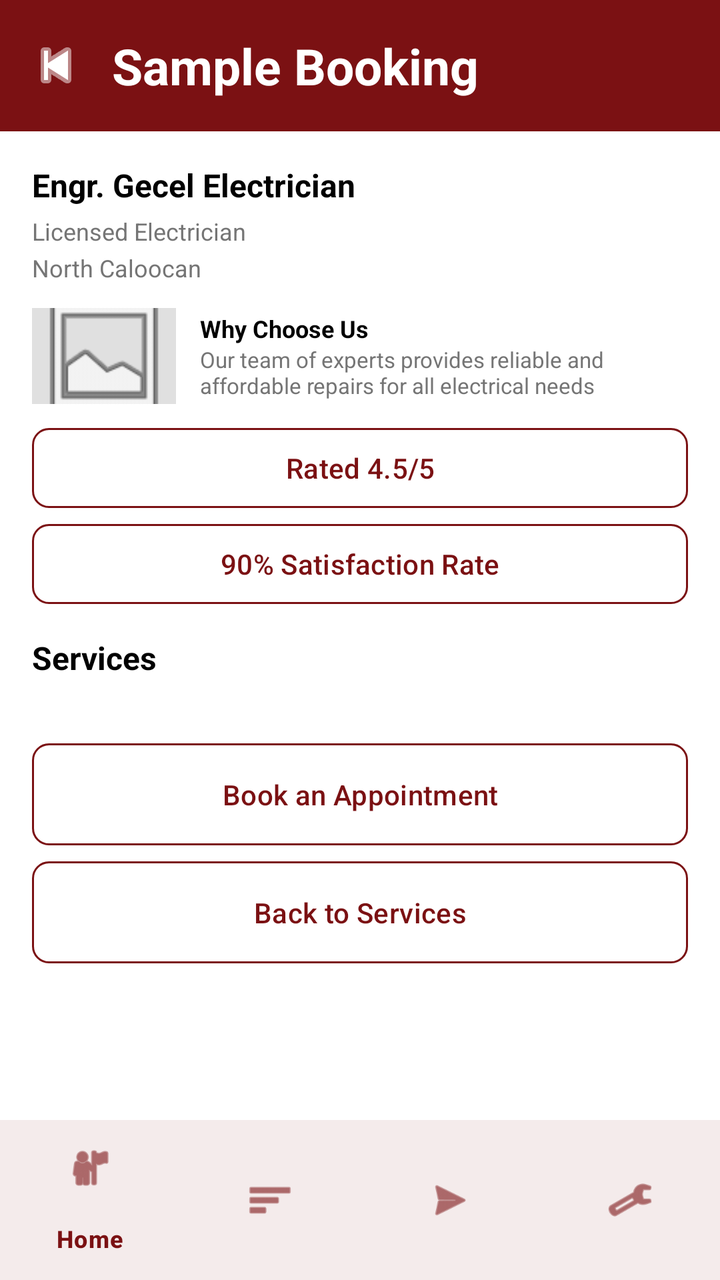
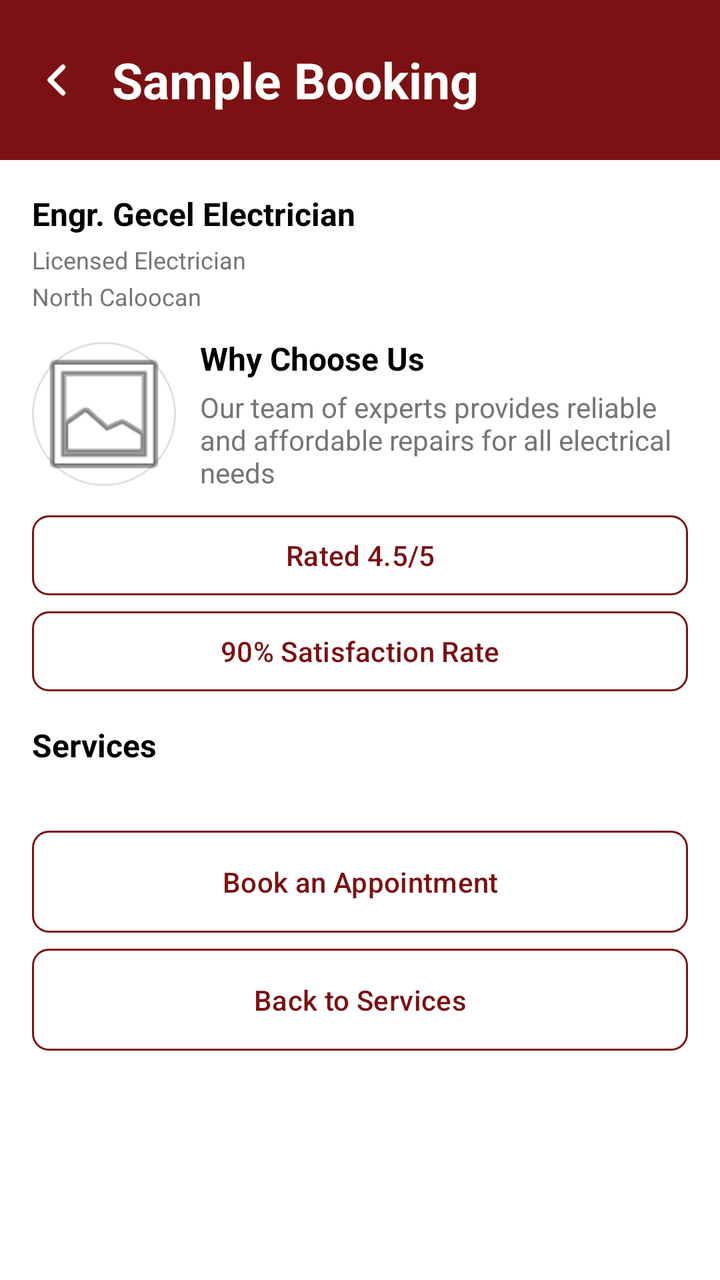

Compare the two renders of this Android layout. The source of the first and the diff that turns it into the second are given below.
<!-- AndroidManifest.xml: application theme Theme.FixItFinderApp -->
<!-- res/layout/activity_booking.xml -->
<?xml version="1.0" encoding="utf-8"?>
<androidx.coordinatorlayout.widget.CoordinatorLayout
    xmlns:android="http://schemas.android.com/apk/res/android"
    xmlns:app="http://schemas.android.com/apk/res-auto"
    android:layout_width="match_parent"
    android:layout_height="match_parent"
    android:background="@color/white">

    <androidx.core.widget.NestedScrollView
        android:layout_width="match_parent"
        android:layout_height="match_parent"
        android:fillViewport="true">

        <androidx.constraintlayout.widget.ConstraintLayout
            android:layout_width="match_parent"
            android:layout_height="wrap_content">

            
            <LinearLayout
                android:id="@+id/headerLayout"
                android:layout_width="match_parent"
                android:layout_height="wrap_content"
                android:orientation="horizontal"
                android:background="@color/color_primary"
                android:padding="16dp"
                android:gravity="center_vertical"
                app:layout_constraintTop_toTopOf="parent"
                app:layout_constraintStart_toStartOf="parent"
                app:layout_constraintEnd_toEndOf="parent">

                <ImageButton
                    android:id="@+id/btnBack"
                    android:layout_width="24dp"
                    android:layout_height="24dp"
                    android:src="@android:drawable/ic_media_previous"
                    android:tint="@color/white"
                    android:padding="4dp"
                    android:background="?attr/selectableItemBackgroundBorderless"
                    android:contentDescription="Back"
                    android:layout_marginEnd="16dp" />

                <TextView
                    android:id="@+id/tvHeaderTitle"
                    android:layout_width="0dp"
                    android:layout_height="wrap_content"
                    android:layout_weight="1"
                    android:text="Sample Booking"
                    android:textSize="25sp"
                    android:textStyle="bold"
                    android:textColor="@color/white" />
            </LinearLayout>

            
            <TextView
                android:id="@+id/tvProviderName"
                android:layout_width="0dp"
                android:layout_height="wrap_content"
                android:text="Engr. Gecel Electrician"
                android:textSize="16sp"
                android:textStyle="bold"
                android:textColor="@android:color/black"
                android:layout_marginStart="16dp"
                android:layout_marginTop="16dp"
                app:layout_constraintTop_toBottomOf="@+id/headerLayout"
                app:layout_constraintStart_toStartOf="parent"
                app:layout_constraintEnd_toEndOf="parent" />

            <TextView
                android:id="@+id/tvProviderSubtitle"
                android:layout_width="0dp"
                android:layout_height="wrap_content"
                android:text="Licensed Electrician"
                android:textSize="12sp"
                android:textColor="#757575"
                android:layout_marginStart="16dp"
                android:layout_marginTop="4dp"
                app:layout_constraintTop_toBottomOf="@+id/tvProviderName"
                app:layout_constraintStart_toStartOf="parent"
                app:layout_constraintEnd_toEndOf="parent" />

            <TextView
                android:id="@+id/tvProviderLocation"
                android:layout_width="0dp"
                android:layout_height="wrap_content"
                android:text="North Caloocan"
                android:textSize="12sp"
                android:textColor="#757575"
                android:layout_marginStart="16dp"
                android:layout_marginTop="2dp"
                app:layout_constraintTop_toBottomOf="@+id/tvProviderSubtitle"
                app:layout_constraintStart_toStartOf="parent"
                app:layout_constraintEnd_toEndOf="parent" />

            
            <LinearLayout
                android:id="@+id/layoutWhy"
                android:layout_width="0dp"
                android:layout_height="wrap_content"
                android:layout_marginTop="12dp"
                android:layout_marginStart="16dp"
                android:layout_marginEnd="16dp"
                android:orientation="horizontal"
                android:gravity="center_vertical"
                app:layout_constraintTop_toBottomOf="@+id/tvProviderLocation"
                app:layout_constraintStart_toStartOf="parent"
                app:layout_constraintEnd_toEndOf="parent">

                <ImageView
                    android:layout_width="72dp"
                    android:layout_height="48dp"
                    android:scaleType="centerCrop"
                    android:contentDescription="Why Choose Us"
                    android:src="@android:drawable/ic_menu_gallery"
                    android:background="#E0E0E0" />

                <LinearLayout
                    android:layout_width="0dp"
                    android:layout_height="wrap_content"
                    android:layout_marginStart="12dp"
                    android:layout_weight="1"
                    android:orientation="vertical">

                    <TextView
                        android:layout_width="wrap_content"
                        android:layout_height="wrap_content"
                        android:text="Why Choose Us"
                        android:textStyle="bold"
                        android:textSize="12sp"
                        android:textColor="@android:color/black" />

                    <TextView
                        android:layout_width="wrap_content"
                        android:layout_height="wrap_content"
                        android:text="Our team of experts provides reliable and affordable repairs for all electrical needs"
                        android:textSize="11sp"
                        android:textColor="#757575" />
                </LinearLayout>
            </LinearLayout>

            <Button
                android:id="@+id/btnRating"
                android:layout_width="0dp"
                android:layout_height="40dp"
                android:layout_marginTop="12dp"
                android:layout_marginStart="16dp"
                android:layout_marginEnd="16dp"
                android:text="Rated 4.5/5"
                android:textColor="@color/color_primary"
                android:background="@drawable/button_outline_red"
                app:layout_constraintTop_toBottomOf="@+id/layoutWhy"
                app:layout_constraintStart_toStartOf="parent"
                app:layout_constraintEnd_toEndOf="parent" />

            <Button
                android:id="@+id/btnSatisfaction"
                android:layout_width="0dp"
                android:layout_height="40dp"
                android:layout_marginTop="8dp"
                android:layout_marginStart="16dp"
                android:layout_marginEnd="16dp"
                android:text="90% Satisfaction Rate"
                android:textColor="@color/color_primary"
                android:background="@drawable/button_outline_red"
                app:layout_constraintTop_toBottomOf="@+id/btnRating"
                app:layout_constraintStart_toStartOf="parent"
                app:layout_constraintEnd_toEndOf="parent" />

            <TextView
                android:id="@+id/tvServicesTitle"
                android:layout_width="wrap_content"
                android:layout_height="wrap_content"
                android:text="Services"
                android:textSize="16sp"
                android:textStyle="bold"
                android:textColor="@android:color/black"
                android:layout_marginTop="16dp"
                android:layout_marginStart="16dp"
                app:layout_constraintTop_toBottomOf="@+id/btnSatisfaction"
                app:layout_constraintStart_toStartOf="parent" />

            <androidx.recyclerview.widget.RecyclerView
                android:id="@+id/recyclerProviderServices"
                android:layout_width="0dp"
                android:layout_height="wrap_content"
                android:layout_marginTop="8dp"
                android:layout_marginStart="16dp"
                android:layout_marginEnd="16dp"
                android:clipToPadding="false"
                android:paddingBottom="8dp"
                app:layout_constraintTop_toBottomOf="@+id/tvServicesTitle"
                app:layout_constraintStart_toStartOf="parent"
                app:layout_constraintEnd_toEndOf="parent" />

            <TextView
                android:id="@+id/tvServicesEmpty"
                android:layout_width="0dp"
                android:layout_height="wrap_content"
                android:text="No services listed yet."
                android:textColor="#757575"
                android:textSize="12sp"
                android:layout_marginTop="6dp"
                android:layout_marginStart="16dp"
                android:layout_marginEnd="16dp"
                android:visibility="gone"
                app:layout_constraintTop_toBottomOf="@+id/recyclerProviderServices"
                app:layout_constraintStart_toStartOf="parent"
                app:layout_constraintEnd_toEndOf="parent" />

            
            <Button
                android:id="@+id/btnBookAppointment"
                android:layout_width="0dp"
                android:layout_height="wrap_content"
                android:text="Book an Appointment"
                android:textColor="@color/color_primary"
                android:background="@drawable/button_outline_red"
                android:padding="12dp"
                android:layout_marginTop="16dp"
                android:layout_marginStart="16dp"
                android:layout_marginEnd="16dp"
                app:layout_constraintTop_toBottomOf="@+id/tvServicesEmpty"
                app:layout_constraintStart_toStartOf="parent"
                app:layout_constraintEnd_toEndOf="parent" />

            <Button
                android:id="@+id/btnBackToServices"
                android:layout_width="0dp"
                android:layout_height="wrap_content"
                android:text="Back to Services"
                android:textColor="@color/color_primary"
                android:background="@drawable/button_outline_red"
                android:padding="12dp"
                android:layout_marginTop="8dp"
                android:layout_marginStart="16dp"
                android:layout_marginEnd="16dp"
                android:layout_marginBottom="80dp"
                app:layout_constraintTop_toBottomOf="@+id/btnBookAppointment"
                app:layout_constraintStart_toStartOf="parent"
                app:layout_constraintEnd_toEndOf="parent" />

        </androidx.constraintlayout.widget.ConstraintLayout>
    </androidx.core.widget.NestedScrollView>

    
    <com.google.android.material.bottomnavigation.BottomNavigationView
        android:id="@+id/bottomNavigation"
        android:layout_width="match_parent"
        android:layout_height="wrap_content"
        android:layout_gravity="bottom"
        android:background="@color/white"
        app:itemTextColor="@color/color_primary"
        app:itemIconTint="@color/color_primary"
        app:menu="@menu/bottom_navigation" />

</androidx.coordinatorlayout.widget.CoordinatorLayout>
<!-- resources referenced by this layout -->
<resources>
  <color name="color_primary">#7B1113</color>
  <color name="white">#FFFFFFFF</color>
  <!-- drawable button_outline_red (drawable) -->
  <?xml version="1.0" encoding="utf-8"?>
  <shape xmlns:android="http://schemas.android.com/apk/res/android"
      android:shape="rectangle">
      <solid android:color="@android:color/transparent" />
      <stroke
          android:width="1dp"
          android:color="@color/color_primary" />
      <corners android:radius="8dp" />
      <padding
          android:left="16dp"
          android:top="8dp"
          android:right="16dp"
          android:bottom="8dp" />
  </shape>
  <style name="Theme.FixItFinderApp" parent="Base.Theme.FixItFinderApp" />
  <style name="Base.Theme.FixItFinderApp" parent="Theme.Material3.DayNight.NoActionBar">
          <item name="colorPrimary">@color/color_primary</item>
          <item name="colorSecondary">@color/color_secondary</item>
          <item name="colorSurface">@color/color_background</item>
          <item name="colorOnSurface">@color/color_text_dark</item>
          <item name="colorPrimaryContainer">@color/color_primary</item>
          <item name="colorOnPrimary">@color/color_background</item>
      </style>
  <color name="color_secondary">#825037</color>
  <color name="color_background">#FFFFFF</color>
  <color name="color_text_dark">#2C2C2C</color>
</resources>

<!-- the commit's change to res/layout/activity_booking.xml (unified diff, before → after) -->
@@ -30,9 +30,9 @@
 
                 <ImageButton
                     android:id="@+id/btnBack"
-                    android:layout_width="24dp"
-                    android:layout_height="24dp"
-                    android:src="@android:drawable/ic_media_previous"
+                    android:layout_width="@dimen/back_btn_width"
+                    android:layout_height="@dimen/back_btn_height"
+                    android:src="@drawable/ic_back_chevron"
                     android:tint="@color/white"
                     android:padding="4dp"
                     android:background="?attr/selectableItemBackgroundBorderless"
@@ -106,12 +106,13 @@
                 app:layout_constraintEnd_toEndOf="parent">
 
                 <ImageView
+                    android:id="@+id/ivWhyProviderPhoto"
                     android:layout_width="72dp"
-                    android:layout_height="48dp"
+                    android:layout_height="72dp"
                     android:scaleType="centerCrop"
-                    android:contentDescription="Why Choose Us"
+                    android:contentDescription="Provider profile photo"
                     android:src="@android:drawable/ic_menu_gallery"
-                    android:background="#E0E0E0" />
+                    android:background="@drawable/bg_profile_circle" />
 
                 <LinearLayout
                     android:layout_width="0dp"
@@ -121,18 +122,21 @@
                     android:orientation="vertical">
 
                     <TextView
+                        android:id="@+id/tvWhyTitle"
                         android:layout_width="wrap_content"
                         android:layout_height="wrap_content"
                         android:text="Why Choose Us"
                         android:textStyle="bold"
-                        android:textSize="12sp"
+                        android:textSize="16sp"
                         android:textColor="@android:color/black" />
 
                     <TextView
+                        android:id="@+id/tvWhyDescription"
                         android:layout_width="wrap_content"
                         android:layout_height="wrap_content"
                         android:text="Our team of experts provides reliable and affordable repairs for all electrical needs"
-                        android:textSize="11sp"
+                        android:layout_marginTop="4dp"
+                        android:textSize="14sp"
                         android:textColor="#757575" />
                 </LinearLayout>
             </LinearLayout>
@@ -233,7 +237,7 @@
                 android:layout_marginTop="8dp"
                 android:layout_marginStart="16dp"
                 android:layout_marginEnd="16dp"
-                android:layout_marginBottom="80dp"
+                android:layout_marginBottom="16dp"
                 app:layout_constraintTop_toBottomOf="@+id/btnBookAppointment"
                 app:layout_constraintStart_toStartOf="parent"
                 app:layout_constraintEnd_toEndOf="parent" />
@@ -241,15 +245,4 @@
         </androidx.constraintlayout.widget.ConstraintLayout>
     </androidx.core.widget.NestedScrollView>
 
-    
-    <com.google.android.material.bottomnavigation.BottomNavigationView
-        android:id="@+id/bottomNavigation"
-        android:layout_width="match_parent"
-        android:layout_height="wrap_content"
-        android:layout_gravity="bottom"
-        android:background="@color/white"
-        app:itemTextColor="@color/color_primary"
-        app:itemIconTint="@color/color_primary"
-        app:menu="@menu/bottom_navigation" />
-
 </androidx.coordinatorlayout.widget.CoordinatorLayout>
<!-- resource entries referenced after the edit -->
@@ -2,6 +2,17 @@
 <resources>
   <color name="color_primary">#7B1113</color>
   <color name="white">#FFFFFFFF</color>
+  <dimen name="back_btn_height">48dp</dimen>
+  <dimen name="back_btn_width">24dp</dimen>
+  <!-- drawable bg_profile_circle (drawable) -->
+  <?xml version="1.0" encoding="utf-8"?>
+  <shape xmlns:android="http://schemas.android.com/apk/res/android"
+      android:shape="oval">
+      <solid android:color="@android:color/white" />
+      <stroke
+          android:width="1dp"
+          android:color="#E0E0E0" />
+  </shape>
   <!-- drawable button_outline_red (drawable) -->
   <?xml version="1.0" encoding="utf-8"?>
   <shape xmlns:android="http://schemas.android.com/apk/res/android"
@@ -17,6 +28,21 @@
           android:right="16dp"
           android:bottom="8dp" />
   </shape>
+  <!-- drawable ic_back_chevron (drawable) -->
+  <?xml version="1.0" encoding="utf-8"?>
+  <vector xmlns:android="http://schemas.android.com/apk/res/android"
+      android:width="24dp"
+      android:height="24dp"
+      android:viewportWidth="24"
+      android:viewportHeight="24">
+      <path
+          android:fillColor="@android:color/transparent"
+          android:strokeColor="#000000"
+          android:strokeWidth="2.5"
+          android:strokeLineCap="round"
+          android:strokeLineJoin="round"
+          android:pathData="M15.5,5.5 L9,12 L15.5,18.5" />
+  </vector>
   <style name="Theme.FixItFinderApp" parent="Base.Theme.FixItFinderApp" />
   <style name="Base.Theme.FixItFinderApp" parent="Theme.Material3.DayNight.NoActionBar">
           <item name="colorPrimary">@color/color_primary</item>
